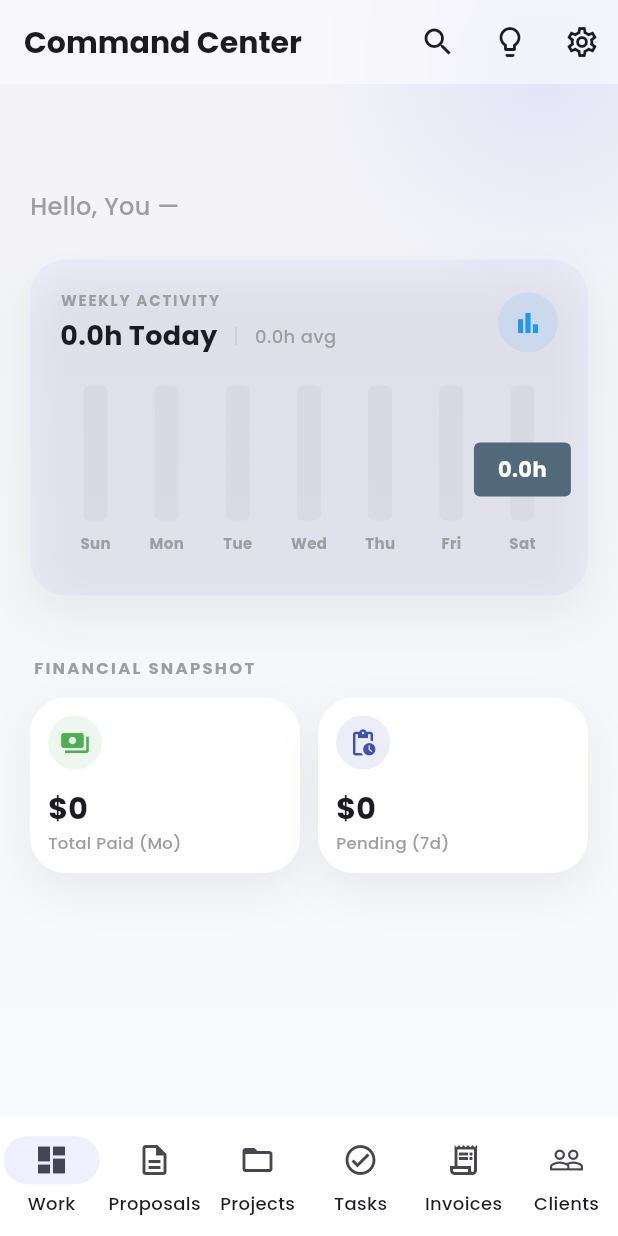
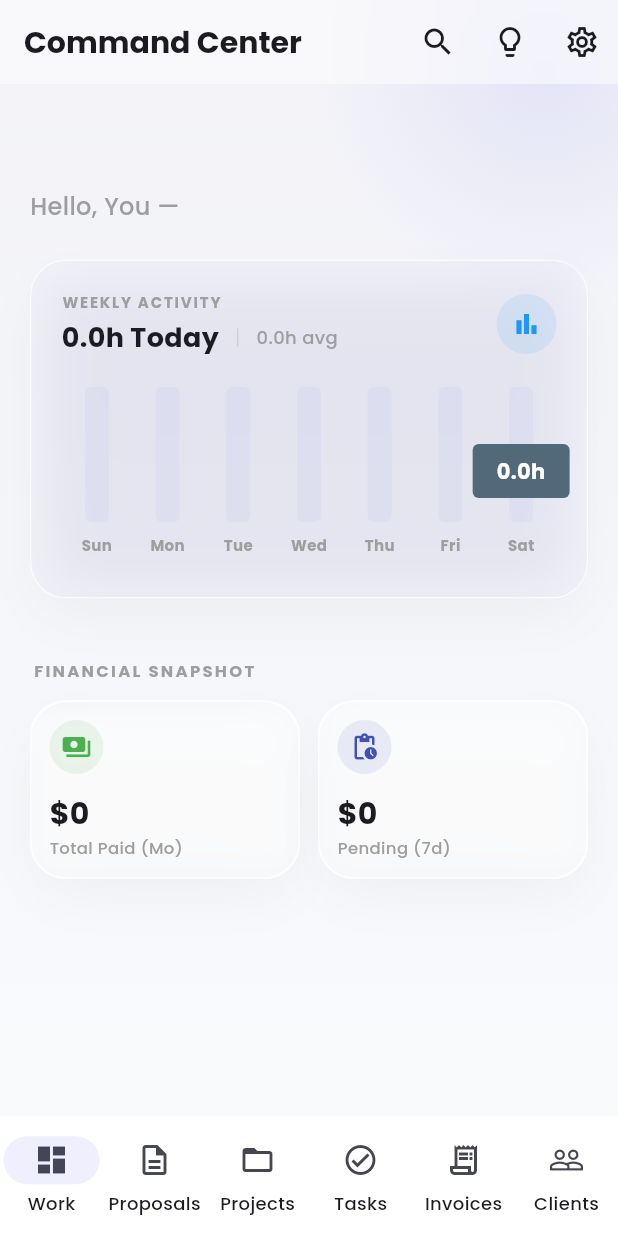
Before and after one commit to Rizwan-dream-web/freelanceapp, a Flutter app: the screen it shows once a user with an empty profile is signed in, on a phone screen of 412 x 824 dp. Run offline on Flutter 3.47's test engine with Material 3 defaults, Android fonts, the phone set to English and light mode, and no system bars; drawn by our look-alikes of fl_chart; our stand-ins replace cloud_firestore, confetti, file_picker, firebase_auth, firebase_core, flutter_local_notifications and 11 more; accounts and stored records are empty.

```diff
--- a/lib/widgets/app_card.dart
+++ b/lib/widgets/app_card.dart
@@ -1,3 +1,4 @@
+import 'dart:ui';
 import 'package:flutter/material.dart';
 import '../services/haptic_service.dart';
 
@@ -49,20 +50,30 @@ class _AppCardState extends State<AppCard> {
         margin: widget.margin ?? const EdgeInsets.only(bottom: 16),
         transform: Matrix4.identity()..scale(_isPressed ? 0.98 : 1.0),
         decoration: BoxDecoration(
-          color: widget.color ?? Theme.of(context).cardTheme.color ?? Theme.of(context).cardColor,
+          color: widget.color ?? (isDark ? Colors.black.withOpacity(0.2) : Colors.white.withOpacity(0.7)),
           borderRadius: BorderRadius.circular(widget.borderRadius),
+          border: Border.all(
+            color: isDark ? Colors.white.withOpacity(0.08) : Colors.white.withOpacity(0.8),
+            width: 1,
+          ),
           boxShadow: widget.shadow ?? [
             BoxShadow(
-              color: isDark ? Colors.black.withOpacity(0.4) : Colors.black.withOpacity(0.06),
-              blurRadius: _isPressed ? 10 : 25,
-              offset: Offset(0, _isPressed ? 4 : 12),
-              spreadRadius: isDark ? 1 : 0,
+              color: isDark ? Colors.black.withOpacity(0.4) : Colors.black.withOpacity(0.04),
+              blurRadius: _isPressed ? 10 : 30,
+              offset: Offset(0, _isPressed ? 4 : 15),
+              spreadRadius: isDark ? 1 : -5,
             ),
           ],
         ),
-        child: Padding(
-          padding: widget.padding ?? const EdgeInsets.all(20),
-          child: widget.child,
+        child: ClipRRect(
+          borderRadius: BorderRadius.circular(widget.borderRadius),
+          child: BackdropFilter(
+            filter: ImageFilter.blur(sigmaX: 15, sigmaY: 15),
+            child: Padding(
+              padding: widget.padding ?? const EdgeInsets.all(20),
+              child: widget.child,
+            ),
+          ),
         ),
       ),
     );
--- a/lib/widgets/charts/interactive_bar_chart.dart
+++ b/lib/widgets/charts/interactive_bar_chart.dart
@@ -25,11 +25,12 @@ class _InteractiveBarChartState extends State<InteractiveBarChart> {
 
   @override
   Widget build(BuildContext context) {
+    final primaryColor = Theme.of(context).colorScheme.primary;
+
     return BarChart(
       BarChartData(
         barTouchData: BarTouchData(
           touchTooltipData: BarTouchTooltipData(
-            // tooltipBgColor: Colors.blueGrey, // Removed in newer versions, use getTooltipItem
             getTooltipItem: (group, groupIndex, rod, rodIndex) {
                return BarTooltipItem(
                  '${rod.toY.toStringAsFixed(1)}h',
@@ -88,13 +89,13 @@ class _InteractiveBarChartState extends State<InteractiveBarChart> {
             barRods: [
               BarChartRodData(
                 toY: value,
-                color: (isTouched || isToday) ? widget.touchedColor : widget.barColor,
+                color: (isTouched || isToday) ? primaryColor : primaryColor.withOpacity(0.2),
                 width: 16,
                 borderRadius: BorderRadius.circular(4),
                 backDrawRodData: BackgroundBarChartRodData(
                   show: true,
                   toY: (widget.dailyValues.reduce((curr, next) => curr > next ? curr : next) * 1.2).clamp(12.0, 24.0),
-                  color: widget.barColor.withOpacity(0.1),
+                  color: primaryColor.withOpacity(0.05),
                 ),
               ),
             ],
```
Also changed, not shown: 5 other files.
